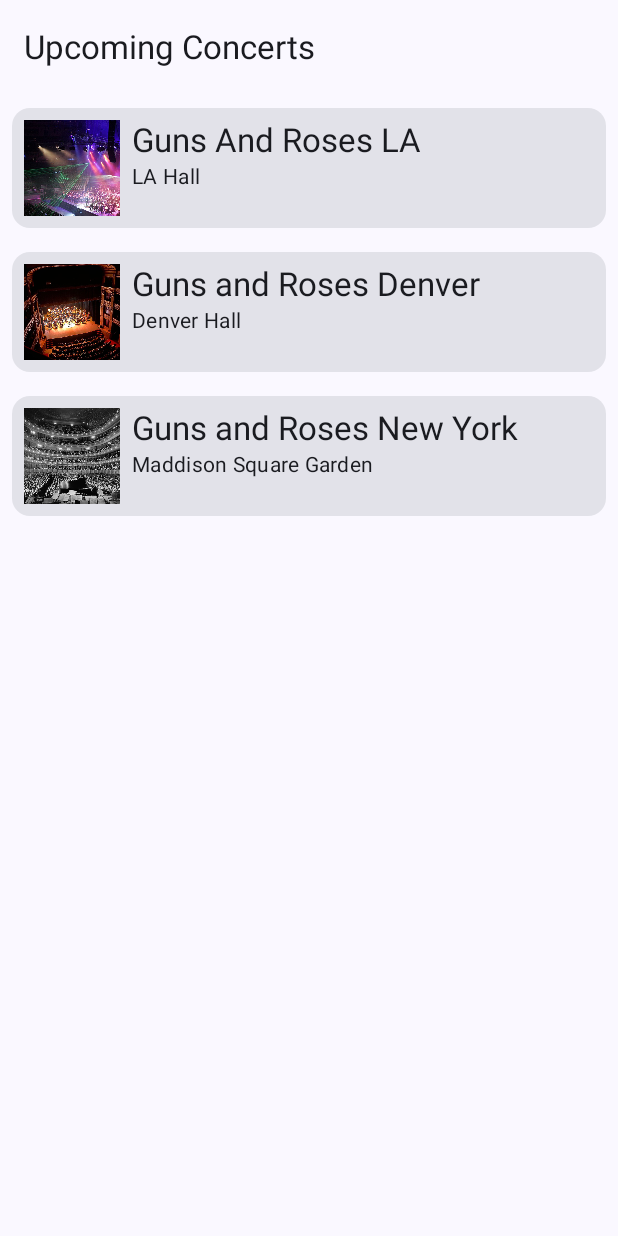
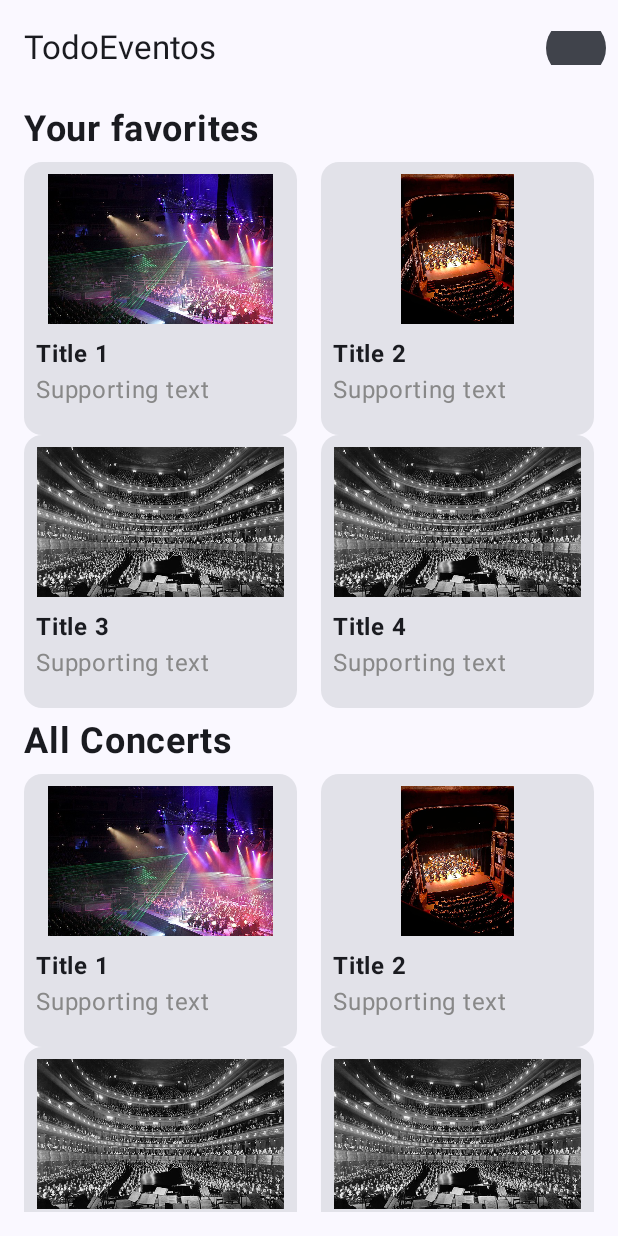
Before and after one commit to Ultimate-Truth-Seeker/Laboratorio5, an Android app built with Jetpack Compose: the ConcertInfoActivity screen opened directly, with no data from a screen before it, on a phone screen of 412 x 824 dp. Run offline under Robolectric (Android 15) with nearby library versions, the phone set to English and light mode, and no system bars.

Commit message:
segunda versión

```diff
--- a/app/src/main/java/com/example/lab5robertonajera/ConcertInfoActivity.kt
+++ b/app/src/main/java/com/example/lab5robertonajera/ConcertInfoActivity.kt
@@ -4,80 +4,150 @@
 import androidx.activity.ComponentActivity
 import androidx.activity.compose.setContent
 import androidx.compose.foundation.Image
+import androidx.compose.foundation.background
 import androidx.compose.foundation.layout.*
 import androidx.compose.foundation.lazy.LazyColumn
 import androidx.compose.foundation.lazy.items
-import androidx.compose.material3.*
+import androidx.compose.material.*
+import androidx.compose.material3.Card
+import androidx.compose.material3.ExperimentalMaterial3Api
+import androidx.compose.material3.Icon
+import androidx.compose.material3.IconButton
+import androidx.compose.material3.Scaffold
+import androidx.compose.material3.Text
+import androidx.compose.material3.TopAppBar
 import androidx.compose.runtime.Composable
+import androidx.compose.runtime.remember
 import androidx.compose.ui.Modifier
-import androidx.compose.ui.layout.ContentScale
+import androidx.compose.ui.graphics.Color
 import androidx.compose.ui.res.painterResource
-import androidx.compose.ui.tooling.preview.Preview
+import androidx.compose.ui.text.font.FontWeight
 import androidx.compose.ui.unit.dp
+import androidx.compose.ui.unit.sp
 import com.example.lab5robertonajera.ui.theme.TodoEventoTheme
 
 class ConcertInfoActivity : ComponentActivity() {
+    @OptIn(ExperimentalMaterial3Api::class)
     override fun onCreate(savedInstanceState: Bundle?) {
         super.onCreate(savedInstanceState)
         setContent {
             TodoEventoTheme {
-                Surface(modifier = Modifier.fillMaxSize(), color = MaterialTheme.colorScheme.background) {
-                    ConcertListScreen()
+                Scaffold(
+                    topBar = {
+                        TopAppBar(
+                            title = { Text("TodoEventos") },
+                            actions = {
+                                IconButton(onClick = { }) {
+                                    Icon(
+                                        painter = painterResource(id = R.drawable.place_image1),
+                                        contentDescription = "Menu"
+                                    )
+                                }
+                            },
+                            modifier = Modifier.background(color = Color(0xFF6200EE)),
+                        )
+                    }, content = {
+                        ConcertInfoScreen()
+                    }
+                )
+            }
+        }
+    }
+}
+
+@Composable
+fun ConcertInfoScreen() {
+    val favoriteConcerts = remember { getSampleConcerts() }
+    val allConcerts = remember { getSampleConcerts() }
+
+    LazyColumn(
+        modifier = Modifier
+            .fillMaxSize()
+            .padding(16.dp)
+    ) {
+        item {
+            Text(
+                text = "\n\nYour favorites",
+                fontSize = 24.sp,
+                fontWeight = FontWeight.Bold,
+                modifier = Modifier.padding(vertical = 8.dp)
+            )
+        }
+
+        items(favoriteConcerts.chunked(2)) { rowItems ->
+            Row(
+                modifier = Modifier.fillMaxWidth(),
+                horizontalArrangement = Arrangement.spacedBy(16.dp)
+            ) {
+                rowItems.forEach { concert ->
+                    ConcertCard(concert, Modifier.weight(1f))
+                }
+                if (rowItems.size == 1) {
+                    Spacer(modifier = Modifier.weight(1f))
+                }
+            }
+        }
+
+        item {
+            Text(
+                text = "All Concerts",
+                fontSize = 24.sp,
+                fontWeight = FontWeight.Bold,
+                modifier = Modifier.padding(vertical = 8.dp)
+            )
+        }
+
+        items(allConcerts.chunked(2)) { rowItems ->
+            Row(
+                modifier = Modifier.fillMaxWidth(),
+                horizontalArrangement = Arrangement.spacedBy(16.dp)
+            ) {
+                rowItems.forEach { concert ->
+                    ConcertCard(concert, Modifier.weight(1f))
+                }
+                if (rowItems.size == 1) {
+                    Spacer(modifier = Modifier.weight(1f))
                 }
             }
         }
     }
 }
 
-data class Concert(val name: String, val location: String, val imageResId: Int)
-
-@OptIn(ExperimentalMaterial3Api::class)
 @Composable
-fun ConcertListScreen() {
-    val concerts = listOf(
-        Concert("Guns And Roses LA", "LA Hall", R.drawable.concert_image1),
-        Concert("Guns and Roses Denver", "Denver Hall", R.drawable.concert_image2),
-        Concert("Guns and Roses New York", "Maddison Square Garden", R.drawable.concert_image3)
-    )
-    Scaffold(
-        topBar = {
-            TopAppBar(
-                title = { Text(text = "Upcoming Concerts") },
+fun ConcertCard(concert: Concert, modifier: Modifier = Modifier) {
+    Card(
+        modifier = modifier
+            .fillMaxWidth()
+            .aspectRatio(1f)
+    ) {
+        Column(
+            modifier = Modifier.padding(8.dp)
+        ) {
+            Image(
+                painter = painterResource(id = concert.imageRes),
+                contentDescription = concert.title,
+                modifier = Modifier
+                    .fillMaxWidth()
+                    .height(100.dp)
             )
-        },
-        content = { padding ->
-            LazyColumn(contentPadding = padding) {
-                items(concerts) { concert ->
-                    ConcertItem(concert = concert)
-                }
-            }
-        }
-    )
-}
-
-@Composable
-fun ConcertItem(concert: Concert) {
-    Card(modifier = Modifier.padding(8.dp).fillMaxWidth()) {
-        Row(modifier = Modifier.padding(8.dp)) {
-            Image(
-                painter = painterResource(id = concert.imageResId),
-                contentDescription = concert.name,
-                contentScale = ContentScale.Crop,
-                modifier = Modifier.size(64.dp)
-            )
-            Spacer(modifier = Modifier.width(8.dp))
-            Column {
-                Text(text = concert.name, style = MaterialTheme.typography.titleLarge)
-                Text(text = concert.location, style = MaterialTheme.typography.bodyMedium)
-            }
+            Spacer(modifier = Modifier.height(8.dp))
+            Text(text = concert.title, fontWeight = FontWeight.Bold)
+            Text(text = concert.supportingText, color = Color.Gray)
         }
     }
 }
 
-@Preview(showBackground = true)
-@Composable
-fun ConcertListScreenPreview() {
-    TodoEventoTheme {
-        ConcertListScreen()
-    }
+data class Concert(
+    val title: String,
+    val supportingText: String,
+    val imageRes: Int
+)
+
+fun getSampleConcerts(): List<Concert> {
+    return listOf(
+        Concert("Title 1", "Supporting text", R.drawable.concert_image1),
+        Concert("Title 2", "Supporting text", R.drawable.concert_image2),
+        Concert("Title 3", "Supporting text", R.drawable.concert_image3),
+        Concert("Title 4", "Supporting text", R.drawable.concert_image3)
+    )
 }
```
Also changed, not shown: app/src/main/java/com/example/lab5robertonajera/EventDetailActivity.kt (+39 -12 lines), app/src/main/java/com/example/lab5robertonajera/PlacesListActivity.kt (+16 -9 lines), app/src/main/java/com/example/lab5robertonajera/ProfileActivity.kt (+39 -2 lines), app/src/main/res/drawable/event_image.jpg.
